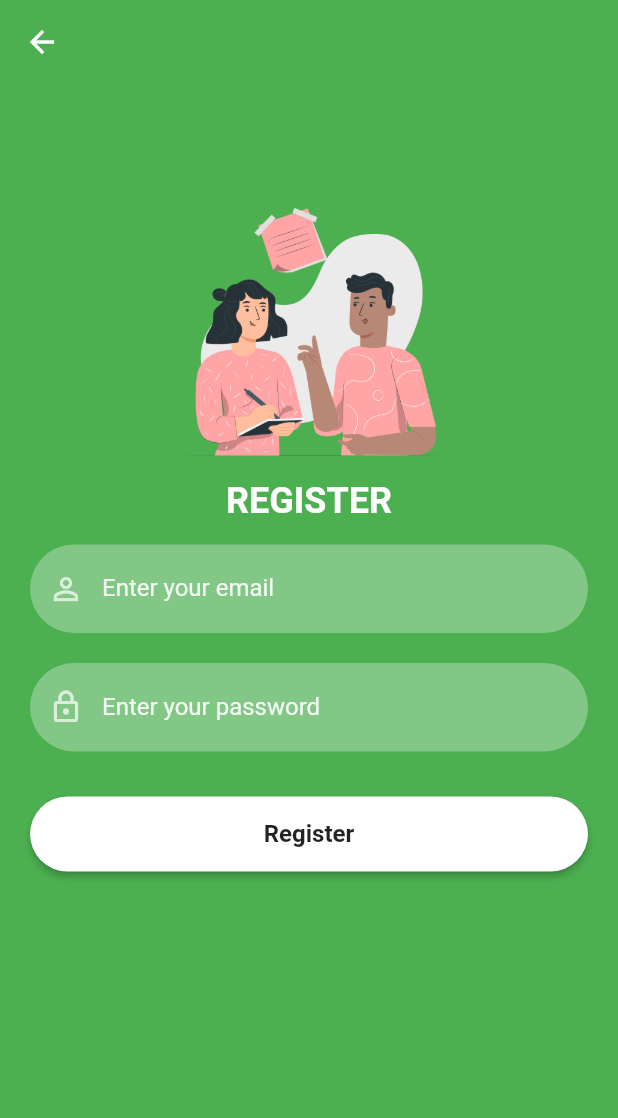
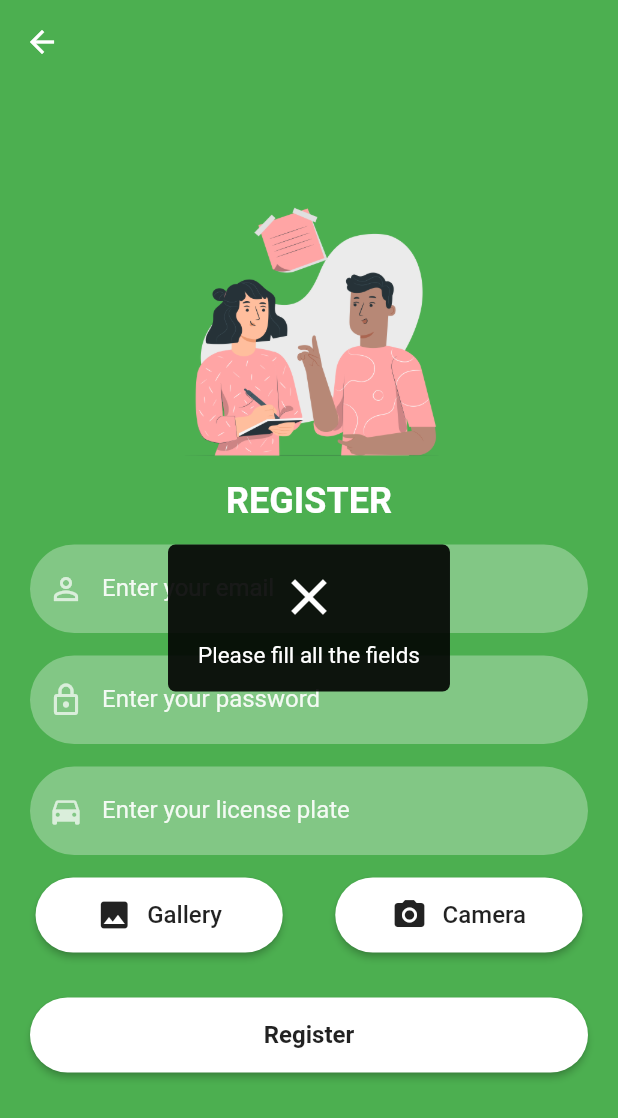
Before and after one commit to minhnhat2803/Thesis-Web-Mobile, a Flutter app: the RegisterScreen screen opened directly, after a tap on "Register", on a phone screen of 412 x 824 dp. Shown: the top 1118 px of the screen. Run offline on Flutter 3.47's test engine with Material 2 defaults, Android fonts, the phone set to English and light mode, and no system bars; our stand-ins replace flutter_easyloading, image_picker.

Commit message:
Nguyen | Add | Logic with login, register screen

```diff
--- a/mobile/lib/resuable_widgets/resuable_widgets.dart
+++ b/mobile/lib/resuable_widgets/resuable_widgets.dart
@@ -64,3 +64,50 @@ Container submitButton(BuildContext context, String title, Function onTap) {
     ),
   );
 }
+
+Container cameraButton(BuildContext context, String title, Function onTap) {
+  return Container(
+    width: MediaQuery.of(context).size.width / 2.5,
+    height: 50,
+    decoration: BoxDecoration(borderRadius: BorderRadius.circular(90)),
+    child: ElevatedButton(
+      onPressed: () {
+        onTap();
+      },
+      style: ButtonStyle(
+        backgroundColor: MaterialStateProperty.resolveWith(
+          (states) => states.contains(MaterialState.pressed)
+              ? Colors.black26
+              : Colors.white,
+        ),
+        shape: MaterialStateProperty.all<RoundedRectangleBorder>(
+          RoundedRectangleBorder(
+            borderRadius: BorderRadius.circular(30),
+          ),
+        ),
+      ),
+      child: Row(
+        mainAxisAlignment: MainAxisAlignment.center,
+        children: [
+          Icon(
+            title == 'Gallery'
+                ? Icons.image
+                : Icons
+                    .camera_alt, // Use ternary operator to set Icon based on title
+            color: Colors.black87,
+          ),
+          const SizedBox(
+            width: 10,
+          ),
+          Text(
+            title,
+            style: const TextStyle(
+              color: Colors.black87,
+              fontSize: 16,
+            ),
+          ),
+        ],
+      ),
+    ),
+  );
+}
--- a/mobile/lib/screens/login_screen.dart
+++ b/mobile/lib/screens/login_screen.dart
@@ -17,6 +17,34 @@ class LogInScreen extends StatefulWidget {
 class _LogInScreenState extends State<LogInScreen> {
   TextEditingController emailController = TextEditingController();
   TextEditingController passController = TextEditingController();
+
+  void login(String email, String pass, context) async {
+    try {
+      if (email.isEmpty || pass.isEmpty) {
+        await EasyLoading.showError('Please fill all the fields');
+        return;
+      }
+
+      String url = 'http://192.168.1.16:8080/auth/login';
+      Response response = await post(Uri.parse(url), body: {
+        'email': email,
+        'password': pass,
+      });
+
+      var jsonResp = jsonDecode(response.body);
+      if (jsonResp['statusCode'] == '200') {
+        await EasyLoading.show(
+                status: 'Logging in...', maskType: EasyLoadingMaskType.black)
+            .then((value) => EasyLoading.dismiss());
+        await Navigator.pushReplacement(context,
+            MaterialPageRoute(builder: (context) => const HomeScreen()));
+      } else {
+        await EasyLoading.showError(jsonResp['message']);
+      }
+    } catch (e) {
+      print('Error: ${e.toString()}');
+    }
+  }
 
   @override
   Widget build(BuildContext context) {
@@ -84,26 +112,3 @@ class _LogInScreenState extends State<LogInScreen> {
     );
   }
 }
-
-void login(String email, String pass, context) async {
-  try {
-    String url = 'http://192.168.1.16:8080/auth/login';
-    Response response = await post(Uri.parse(url), body: {
-      'email': email,
-      'password': pass,
-    });
-
-    var jsonResp = jsonDecode(response.body);
-    if (jsonResp['statusCode'] == '200') {
-      await EasyLoading.show(
-          status: 'Logging in...', maskType: EasyLoadingMaskType.black)
-          .then((value) => EasyLoading.dismiss());
-      await Navigator.pushReplacement(
-          context, MaterialPageRoute(builder: (context) => const HomeScreen()));
-    } else {
-      await EasyLoading.showError(jsonResp['message']);
-    }
-  } catch (e) {
-    print('Error: ${e.toString()}');
-  }
-}
--- a/mobile/lib/screens/register_screen.dart
+++ b/mobile/lib/screens/register_screen.dart
@@ -1,8 +1,10 @@
 import 'dart:convert';
 
 import 'package:flutter/material.dart';
+import 'package:flutter/services.dart';
 import 'package:flutter_easyloading/flutter_easyloading.dart';
 import 'package:http/http.dart';
+import 'package:image_picker/image_picker.dart';
 import 'package:mobile/resuable_widgets/resuable_widgets.dart';
 import 'package:mobile/screens/home_screen.dart';
 
@@ -16,6 +18,58 @@ class RegisterScreen extends StatefulWidget {
 class _RegisterScreenState extends State<RegisterScreen> {
   TextEditingController emailController = TextEditingController();
   TextEditingController passController = TextEditingController();
+  TextEditingController licensePlateController = TextEditingController();
+
+  var imageString = '';
+
+  Future pickImage(ImageSource source) async {
+    try {
+      final image = await ImagePicker().pickImage(source: source);
+
+      if (image == null) return null;
+      final imageTemporary = await image.readAsBytes();
+      setState(() {
+        imageString = base64Encode(imageTemporary);
+      });
+    } on PlatformException catch (e) {
+      print('Error: ${e.toString()}');
+    }
+  }
+
+  void register(
+      String email, String pass, String userLicensePLate, context) async {
+    try {
+      if (email.isEmpty || pass.isEmpty || userLicensePLate.isEmpty || imageString.isEmpty) {
+        await EasyLoading.showError('Please fill all the fields');
+        return;
+      }
+
+      await EasyLoading.show(
+              status: 'Registering...', maskType: EasyLoadingMaskType.black)
+          .then((value) => EasyLoading.dismiss());
+
+      String url = 'http://192.168.1.16:8080/auth/register';
+      Response response = await post(Uri.parse(url), body: {
+        'email': email,
+        'password': pass,
+        'userLicensePLate': userLicensePLate,
+        'userAvatar': imageString
+      });
+
+      var jsonResp = jsonDecode(response.body);
+      if (jsonResp['statusCode'] == '200') {
+        await EasyLoading.show(
+                status: 'Logging in...', maskType: EasyLoadingMaskType.black)
+            .then((value) => EasyLoading.dismiss());
+        await Navigator.pushReplacement(context,
+            MaterialPageRoute(builder: (context) => const HomeScreen()));
+      } else {
+        await EasyLoading.showError(jsonResp['message']);
+      }
+    } catch (e) {
+      print('Error: ${e.toString()}');
+    }
+  }
 
   @override
   Widget build(BuildContext context) {
@@ -46,43 +100,43 @@ class _RegisterScreenState extends State<RegisterScreen> {
                 reusableTextField("Enter your email", Icons.person_outline,
                     false, emailController),
                 const SizedBox(
-                  height: 20,
+                  height: 15,
                 ),
                 reusableTextField("Enter your password", Icons.lock_outlined,
                     true, passController),
                 const SizedBox(
+                  height: 15,
+                ),
+                reusableTextField("Enter your license plate",
+                    Icons.directions_car, false, licensePlateController),
+                const SizedBox(
+                  height: 15,
+                ),
+                Row(
+                  mainAxisAlignment: MainAxisAlignment.center,
+                  children: <Widget>[
+                    cameraButton(context, 'Gallery',
+                        () => pickImage(ImageSource.gallery)),
+                    const SizedBox(
+                      width: 35,
+                    ),
+                    cameraButton(
+                        context, 'Camera', () => pickImage(ImageSource.camera)),
+                  ],
+                ),
+                const SizedBox(
                   height: 20,
                 ),
                 submitButton(context, "Register", () {
-                  register(emailController.text.toString(),
-                      passController.text.toString(), context);
-                })
+                  register(
+                      emailController.text.toString(),
+                      passController.text.toString(),
+                      licensePlateController.text.toString(),
+                      context);
+                }),
               ],
             ),
           ))),
     );
   }
 }
-
-void register(String email, String pass, context) async {
-  try {
-    String url = 'http://192.168.1.16:8080/auth/register';
-    Response response = await post(Uri.parse(url), body: {
-      'email': email,
-      'password': pass,
-    });
-
-    var jsonResp = jsonDecode(response.body);
-    if (jsonResp['statusCode'] == '200') {
-      await EasyLoading.show(
-          status: 'Logging in...', maskType: EasyLoadingMaskType.black)
-          .then((value) => EasyLoading.dismiss());
-      await Navigator.pushReplacement(
-          context, MaterialPageRoute(builder: (context) => const HomeScreen()));
-    } else {
-      await EasyLoading.showError(jsonResp['message']);
-    }
-  } catch (e) {
-    print('Error: ${e.toString()}');
-  }
-}
--- a/mobile/pubspec.yaml
+++ b/mobile/pubspec.yaml
@@ -31,6 +31,9 @@ dependencies:
   flutter:
     sdk: flutter
   http: ^0.13.5
+  image_picker: ^0.8.7+3
+  #store image
+  path_provider: ^2.0.14
 
 
   # The following adds the Cupertino Icons font to your application.
```
Also changed, not shown: mobile/pubspec.lock, 1 other file.
